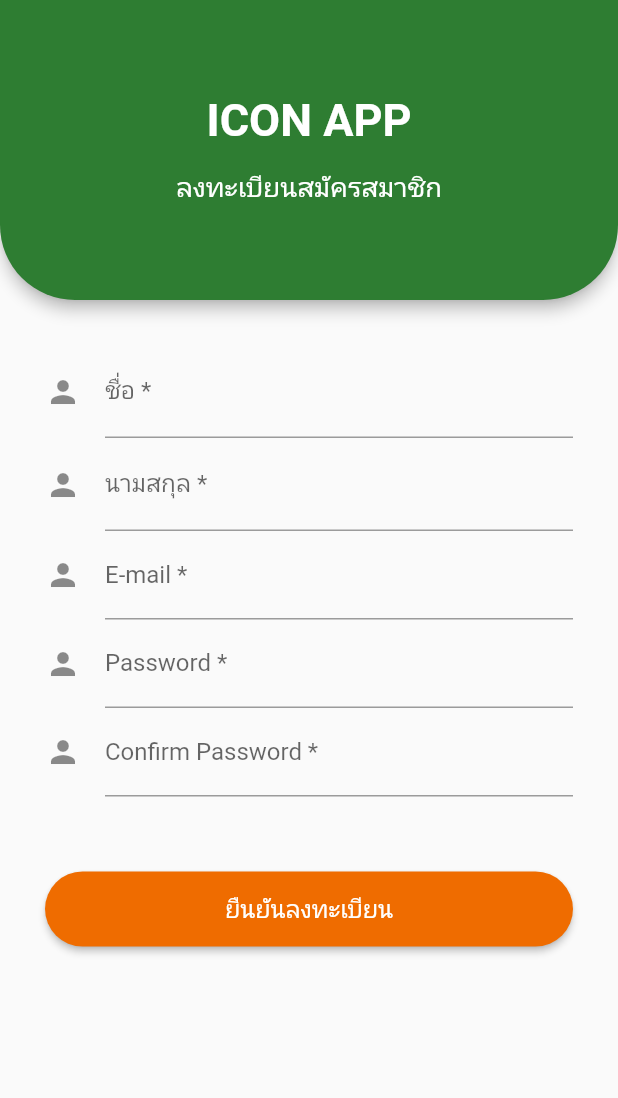
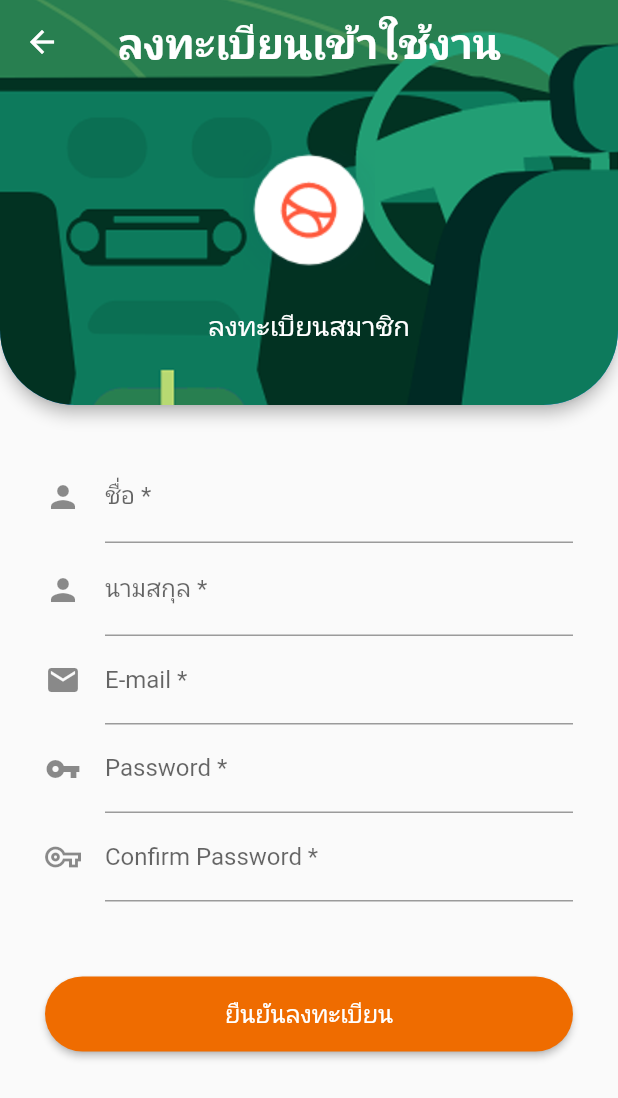
Before and after one commit to tham9500/ft_app_easy_drive, a Flutter app: the Registor_page screen opened directly, on a phone screen of 412 x 824 dp. Shown: the top 1098 px of the screen. Run offline on Flutter 3.47's test engine with Material 2 defaults, Android fonts, the phone set to English and light mode, and no system bars; our stand-ins replace shared_preferences; missing offline and left inert: splash_screen_view; accounts and stored records are empty.

Commit message:
[FIX]login registor form btn

```diff
--- a/lib/pages/registor.dart
+++ b/lib/pages/registor.dart
@@ -13,42 +13,41 @@ class _Registor_pageState extends State<Registor_page> {
   Widget build(BuildContext context) {
     return Scaffold(
       appBar: PreferredSize(
-        preferredSize: Size.fromHeight(200.0),
+        preferredSize: Size.fromHeight(270.0),
         child: AppBar(
-          backgroundColor: Colors.green.shade800,
-          shape: RoundedRectangleBorder(
-            borderRadius: BorderRadius.vertical(
-              bottom: Radius.circular(50),
-            ),
-          ),
-          automaticallyImplyLeading: false, // hides leading widget
-          flexibleSpace: Container(
-            child: Center(
+          centerTitle: true,
+          flexibleSpace: ClipRRect(
+            borderRadius: BorderRadius.only(
+                bottomLeft: Radius.circular(50),
+                bottomRight: Radius.circular(50)),
+            child: Container(
+              decoration: BoxDecoration(
+                image: DecorationImage(
+                    image: AssetImage("assets/images/appbars/appbar.png"),
+                    fit: BoxFit.fill),
+              ),
               child: Column(
                 mainAxisAlignment: MainAxisAlignment.center,
                 children: <Widget>[
                   Container(
-                    child: Text(
-                      "ICON APP",
-                      style: TextStyle(
-                          fontSize: 30,
-                          color: Colors.white,
-                          fontWeight: FontWeight.bold),
-                    ),
-                  ),
-                  SizedBox(height: 15),
-                  Container(
-                    child: Text(
-                      "ลงทะเบียนสมัครสมาชิก",
-                      style: TextStyle(
-                          fontSize: 18,
-                          color: Colors.white,
-                          fontWeight: FontWeight.normal),
+                    child: Center(
+                      child: Column(
+                        children: [SizedBox(height: 30), Title_appbar()],
+                      ),
                     ),
                   ),
                 ],
               ),
             ),
+          ),
+          title: Text(
+            "ลงทะเบียนเข้าใช้งาน",
+            style: TextStyle(fontSize: 28, fontWeight: FontWeight.bold),
+          ),
+          shape: RoundedRectangleBorder(
+            borderRadius: BorderRadius.only(
+                bottomLeft: Radius.circular(50),
+                bottomRight: Radius.circular(50)),
           ),
         ),
       ),
@@ -66,6 +65,33 @@ class _Registor_pageState extends State<Registor_page> {
               Btn_Submit()
             ],
           ),
+        ),
+      ),
+    );
+  }
+
+  Widget Title_appbar() {
+    return Container(
+      child: Center(
+        child: Column(
+          children: <Widget>[
+            SizedBox(height: 30),
+            Container(
+              child: Image(
+                image: AssetImage("assets/images/logo/logo.png"),
+              ),
+            ),
+            SizedBox(height: 25),
+            Container(
+              child: Text(
+                "ลงทะเบียนสมาชิก",
+                style: TextStyle(
+                    fontSize: 18,
+                    fontWeight: FontWeight.normal,
+                    color: Colors.white),
+              ),
+            ),
+          ],
         ),
       ),
     );
@@ -112,7 +138,7 @@ class _Registor_pageState extends State<Registor_page> {
   Widget Form_email() {
     return TextFormField(
       decoration: const InputDecoration(
-        icon: Icon(Icons.person),
+        icon: Icon(Icons.mail),
         hintText: 'username@mail.com',
         labelText: 'E-mail *',
       ),
@@ -131,7 +157,7 @@ class _Registor_pageState extends State<Registor_page> {
   Widget Form_password() {
     return TextFormField(
       decoration: const InputDecoration(
-        icon: Icon(Icons.person),
+        icon: Icon(Icons.vpn_key),
         hintText: 'Password',
         labelText: 'Password *',
       ),
@@ -150,7 +176,7 @@ class _Registor_pageState extends State<Registor_page> {
   Widget Form_confirm() {
     return TextFormField(
       decoration: const InputDecoration(
-        icon: Icon(Icons.person),
+        icon: Icon(Icons.vpn_key_outlined),
         hintText: 'Comform password',
         labelText: 'Confirm Password *',
       ),
@@ -191,4 +217,17 @@ class _Registor_pageState extends State<Registor_page> {
               //     MaterialPageRoute(builder: (context) => Login_page()));
             }));
   }
+
+  Widget Check_verify() {
+    return Container(
+      child: Checkbox(checkColor: Colors.white,
+      fillColor: MaterialStateProperty.resolveWith(getColor),
+      value: isChecked,
+      onChanged: (bool? value) {
+        setState(() {
+          isChecked = value!;
+        });
+        ),
+    )
+  }
 }
```
Also changed, not shown: lib/pages/login.dart (+91 -5 lines).
